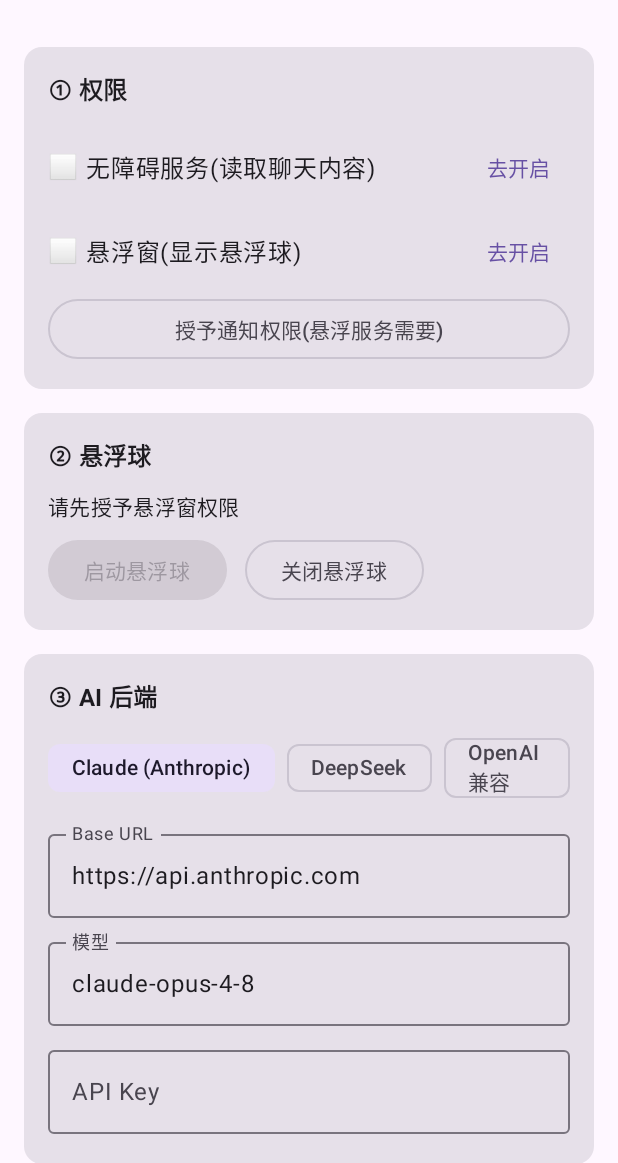
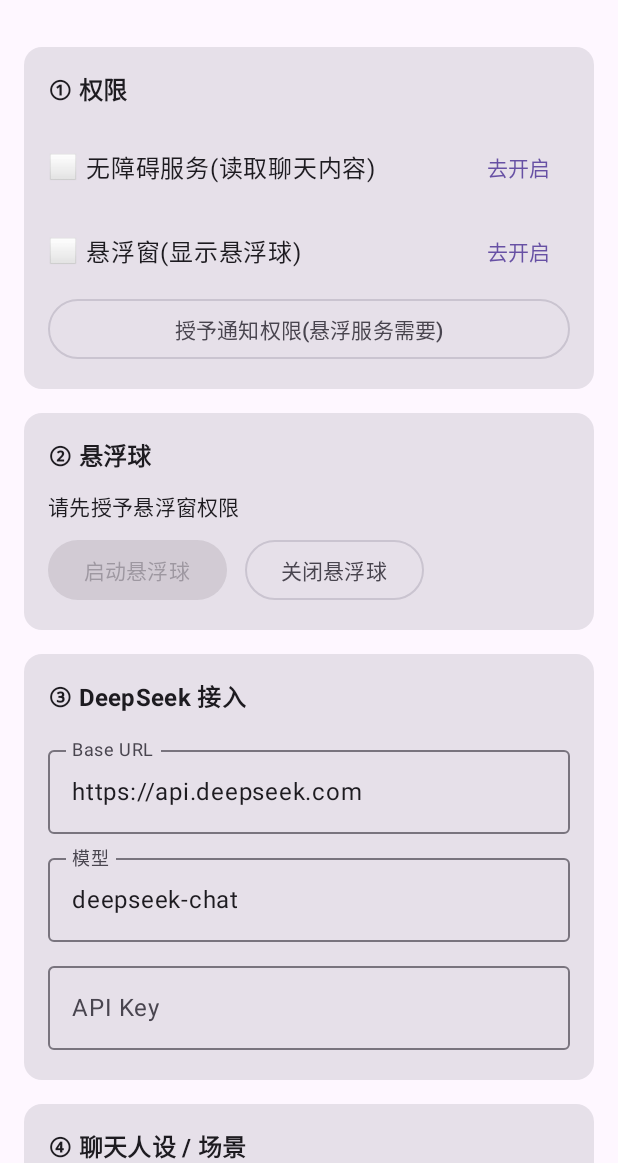
Before and after one commit to zhaojunmin/aichat, an Android app built with Jetpack Compose: the screen it shows after launch (MainActivity), on a phone screen of 412 x 824 dp, the part 73-1236 px from its top. Run offline under Robolectric (Android 15) with nearby library versions, the phone set to English and light mode, and no system bars.

Commit message:
AI 后端精简为仅 DeepSeek
移除 Claude 与 OpenAI 接入:删除 ClaudeClient,OpenAiClient 更名 DeepSeekClient;
去掉 AiBackend 枚举、backend 字段及相关设置持久化与后端切换 UI。
默认 Base URL/模型指向 DeepSeek。

Co-Authored-By: Claude Opus 4.8 (1M context) <noreply@anthropic.com>

```diff
--- a/app/src/main/java/com/octos/aichat/MainActivity.kt
+++ b/app/src/main/java/com/octos/aichat/MainActivity.kt
@@ -56,8 +56,6 @@ import androidx.lifecycle.compose.collectAsStateWithLifecycle
 import androidx.compose.runtime.DisposableEffect
 import com.octos.aichat.accessibility.ChatAccessibilityService
 import com.octos.aichat.ai.AiRepository
-import com.octos.aichat.data.AiBackend
-import com.octos.aichat.data.AppSettings
 import com.octos.aichat.data.ChatMessage
 import com.octos.aichat.data.Conversation
 import com.octos.aichat.data.PersonaPresets
@@ -170,17 +168,7 @@ private fun SettingsScreen(repo: SettingsRepository) {
                 }
             }
 
-            SectionCard("③ AI 后端") {
-                Row(horizontalArrangement = Arrangement.spacedBy(8.dp)) {
-                    AiBackend.entries.forEach { b ->
-                        FilterChip(
-                            selected = settings.backend == b,
-                            onClick = { repo.update { applyBackendDefaults(it, b) } },
-                            label = { Text(b.displayName) }
-                        )
-                    }
-                }
-                Spacer(Modifier.height(8.dp))
+            SectionCard("③ DeepSeek 接入") {
                 LabeledField("Base URL", settings.baseUrl) { v -> repo.update { it.copy(baseUrl = v) } }
                 LabeledField("模型", settings.model) { v -> repo.update { it.copy(model = v) } }
                 LabeledField("API Key", settings.apiKey, isSecret = true) { v ->
@@ -409,25 +397,6 @@ private fun LabeledField(
     )
 }
 
-private fun applyBackendDefaults(current: AppSettings, backend: AiBackend): AppSettings =
-    when (backend) {
-        AiBackend.CLAUDE -> current.copy(
-            backend = backend,
-            baseUrl = AppSettings.DEFAULT_CLAUDE_BASE_URL,
-            model = AppSettings.DEFAULT_CLAUDE_MODEL,
-        )
-        AiBackend.DEEPSEEK -> current.copy(
-            backend = backend,
-            baseUrl = AppSettings.DEFAULT_DEEPSEEK_BASE_URL,
-            model = AppSettings.DEFAULT_DEEPSEEK_MODEL,
-        )
-        AiBackend.OPENAI -> current.copy(
-            backend = backend,
-            baseUrl = AppSettings.DEFAULT_OPENAI_BASE_URL,
-            model = AppSettings.DEFAULT_OPENAI_MODEL,
-        )
-    }
-
 private fun isAccessibilityEnabled(context: Context): Boolean {
     val expected = "${context.packageName}/${ChatAccessibilityService::class.java.name}"
     val enabled = Settings.Secure.getString(
--- a/app/src/main/java/com/octos/aichat/data/AppSettings.kt
+++ b/app/src/main/java/com/octos/aichat/data/AppSettings.kt
@@ -1,16 +1,4 @@
 package com.octos.aichat.data
-
-/** Which upstream chat-completion API shape to speak. */
-enum class AiBackend(val displayName: String) {
-    CLAUDE("Claude (Anthropic)"),
-    DEEPSEEK("DeepSeek"),
-    OPENAI("OpenAI 兼容");
-
-    companion object {
-        fun fromName(name: String?): AiBackend =
-            entries.firstOrNull { it.name == name } ?: CLAUDE
-    }
-}
 
 /**
  * A reusable "persona + scene" preset that shapes how the assistant replies.
@@ -55,10 +43,9 @@ object PersonaPresets {
 
 /** Full user configuration, persisted via [SettingsRepository]. */
 data class AppSettings(
-    val backend: AiBackend = AiBackend.CLAUDE,
-    val baseUrl: String = DEFAULT_CLAUDE_BASE_URL,
+    val baseUrl: String = DEFAULT_DEEPSEEK_BASE_URL,
     val apiKey: String = "",
-    val model: String = DEFAULT_CLAUDE_MODEL,
+    val model: String = DEFAULT_DEEPSEEK_MODEL,
     val personaId: String = "dating",
     val customPersona: String = "",
     val suggestionCount: Int = 3,
@@ -86,11 +73,6 @@ data class AppSettings(
     }
 
     companion object {
-        const val DEFAULT_CLAUDE_BASE_URL = "https://api.anthropic.com"
-        const val DEFAULT_CLAUDE_MODEL = "claude-opus-4-8"
-        const val DEFAULT_OPENAI_BASE_URL = "https://api.openai.com/v1"
-        const val DEFAULT_OPENAI_MODEL = "gpt-4o"
-        // DeepSeek speaks the OpenAI chat-completions shape.
         const val DEFAULT_DEEPSEEK_BASE_URL = "https://api.deepseek.com"
         const val DEFAULT_DEEPSEEK_MODEL = "deepseek-chat"
         // WeChat + Soul + Hertz out of the box.
--- a/app/src/main/java/com/octos/aichat/data/SettingsRepository.kt
+++ b/app/src/main/java/com/octos/aichat/data/SettingsRepository.kt
@@ -28,10 +28,9 @@ class SettingsRepository private constructor(context: Context) {
     }
 
     private fun load(): AppSettings = AppSettings(
-        backend = AiBackend.fromName(prefs.getString(KEY_BACKEND, null)),
-        baseUrl = prefs.getString(KEY_BASE_URL, AppSettings.DEFAULT_CLAUDE_BASE_URL)!!,
+        baseUrl = prefs.getString(KEY_BASE_URL, AppSettings.DEFAULT_DEEPSEEK_BASE_URL)!!,
         apiKey = prefs.getString(KEY_API_KEY, "")!!,
-        model = prefs.getString(KEY_MODEL, AppSettings.DEFAULT_CLAUDE_MODEL)!!,
+        model = prefs.getString(KEY_MODEL, AppSettings.DEFAULT_DEEPSEEK_MODEL)!!,
         personaId = prefs.getString(KEY_PERSONA_ID, "dating")!!,
         customPersona = prefs.getString(KEY_CUSTOM_PERSONA, "")!!,
         suggestionCount = prefs.getInt(KEY_SUGGESTION_COUNT, 3),
@@ -43,7 +42,6 @@ class SettingsRepository private constructor(context: Context) {
 
     private fun persist(s: AppSettings) {
         prefs.edit()
-            .putString(KEY_BACKEND, s.backend.name)
             .putString(KEY_BASE_URL, s.baseUrl)
             .putString(KEY_API_KEY, s.apiKey)
             .putString(KEY_MODEL, s.model)
@@ -59,7 +57,6 @@ class SettingsRepository private constructor(context: Context) {
 
     companion object {
         private const val PREFS = "ai_chat_settings"
-        private const val KEY_BACKEND = "backend"
         private const val KEY_BASE_URL = "base_url"
         private const val KEY_API_KEY = "api_key"
         private const val KEY_MODEL = "model"
```
Also changed, not shown: app/src/main/java/com/octos/aichat/ai/AiRepository.kt (+4 -10 lines), app/src/main/java/com/octos/aichat/ai/HttpClients.kt (+7 -39 lines).
